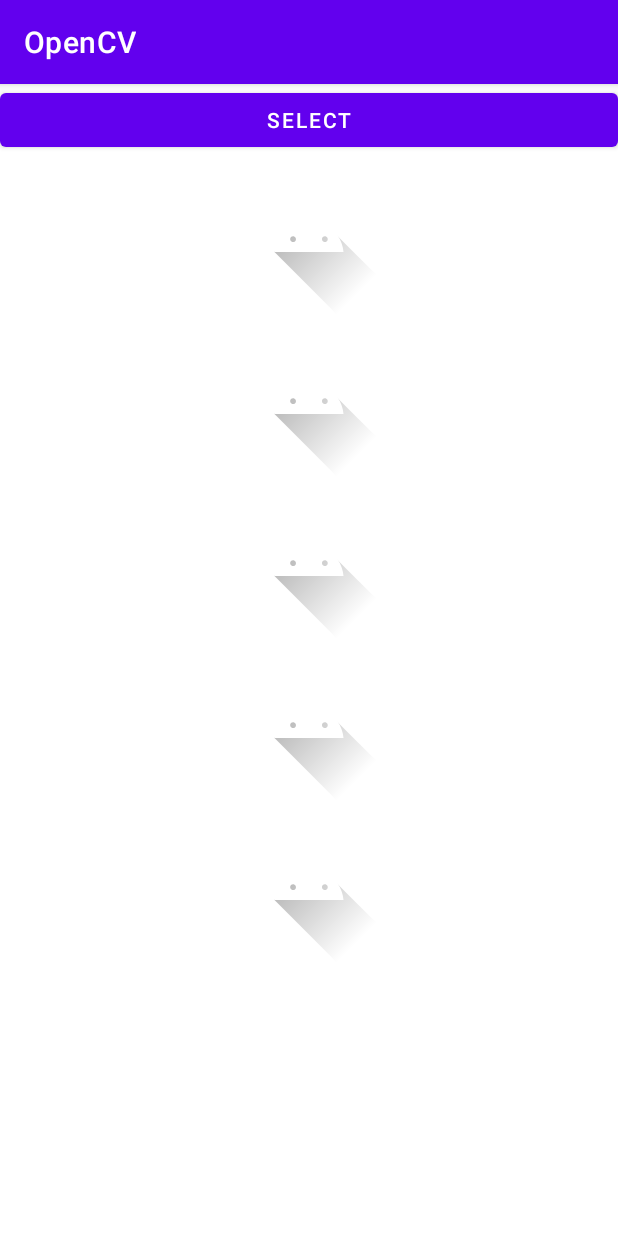
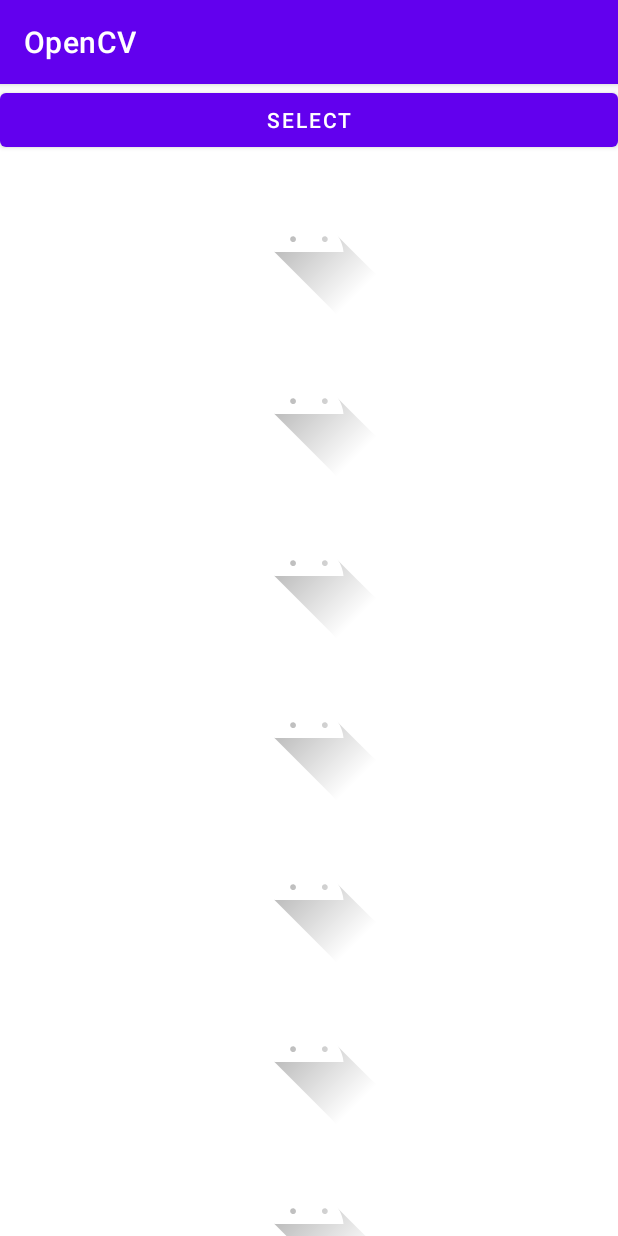
Before and after one commit to Kepler-69c/qrcode_recognition, an Android app: the screen it shows after launch (MainActivity), on a phone screen of 412 x 824 dp. Run offline under Robolectric (Android 15) with nearby library versions, the phone set to English and light mode, and no system bars; libraries missing offline, so code that uses them is left out: org.opencv.android, org.opencv.core, org.opencv.imgproc; 1 statement that could not run was skipped.

```diff
--- a/app/src/main/res/layout/activity_main.xml
+++ b/app/src/main/res/layout/activity_main.xml
@@ -57,5 +57,26 @@
             android:id="@+id/contours"
             android:contentDescription="@string/some_image" />
 
+        <ImageView
+            android:layout_width="match_parent"
+            android:layout_height="wrap_content"
+            android:src="@drawable/ic_launcher_foreground"
+            android:id="@+id/adapThreshold"
+            android:contentDescription="@string/some_image" />
+
+        <ImageView
+            android:layout_width="match_parent"
+            android:layout_height="wrap_content"
+            android:src="@drawable/ic_launcher_foreground"
+            android:id="@+id/erode"
+            android:contentDescription="@string/some_image" />
+
+        <ImageView
+            android:layout_width="match_parent"
+            android:layout_height="wrap_content"
+            android:src="@drawable/ic_launcher_foreground"
+            android:id="@+id/img3"
+            android:contentDescription="@string/some_image" />
+
     </LinearLayout>
 </ScrollView>
```
Also changed, not shown: app/src/main/java/com/qrfinder/opencv/MainActivity.java (+62 -12 lines).
